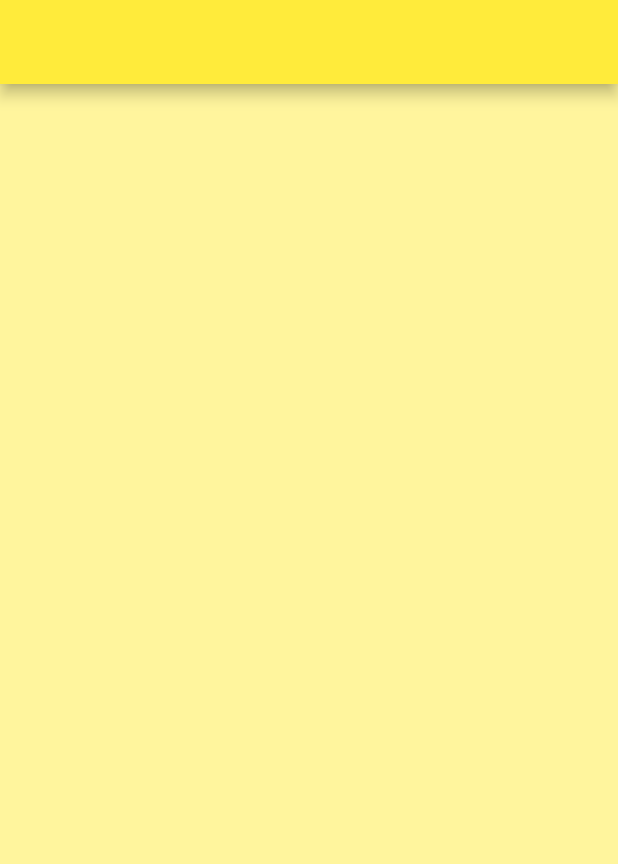
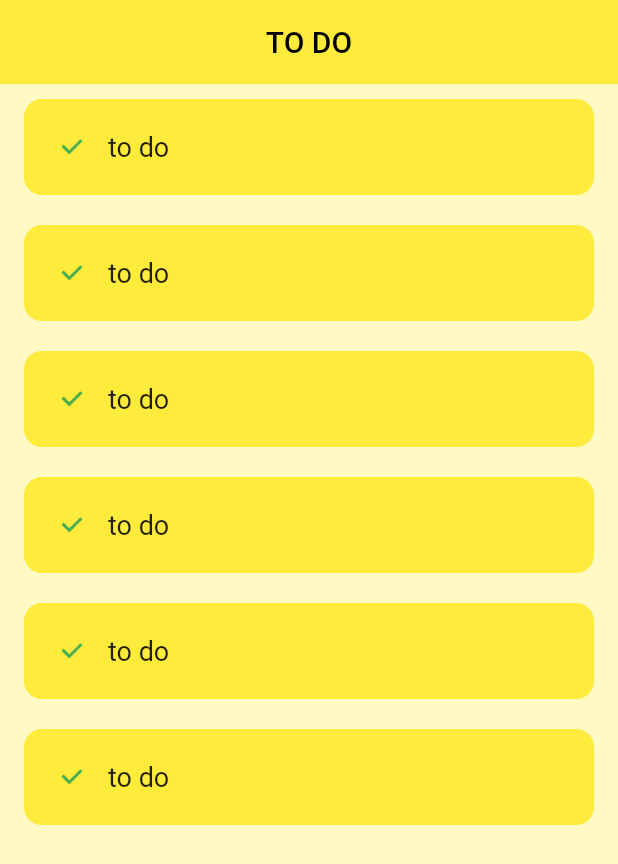
Before and after one commit to Hishamk99/todo-local-database, a Flutter app: the screen it shows after launch, on a phone screen of 412 x 824 dp. Shown: the top 864 px of the screen. Run offline on Flutter 3.47's test engine with Material 3 defaults, Android fonts, the phone set to English and light mode, and no system bars.

Commit message:
create todo item

```diff
--- a/lib/screens/home_page.dart
+++ b/lib/screens/home_page.dart
@@ -1,4 +1,5 @@
 import 'package:flutter/material.dart';
+import 'package:todo_with_hive_app/widgets/todo_item.dart';
 
 class HomePage extends StatelessWidget {
   const HomePage({super.key});
@@ -7,8 +8,18 @@ class HomePage extends StatelessWidget {
   Widget build(BuildContext context) {
     return SafeArea(
       child: Scaffold(
-        backgroundColor: Colors.yellow.shade200,
-        appBar: AppBar(),
+        backgroundColor: Colors.yellow.shade100,
+        appBar: AppBar(
+          centerTitle: true,
+          title: const Text('TO DO'),
+          elevation: 0,
+        ),
+        body: ListView.builder(
+          itemCount: 6,
+          itemBuilder: (context, index) {
+            return const TodoItem();
+          },
+        ),
       ),
     );
   }
--- /dev/null
+++ b/lib/widgets/todo_item.dart
@@ -0,0 +1,36 @@
+import 'package:flutter/material.dart';
+
+class TodoItem extends StatelessWidget {
+  const TodoItem({
+    super.key,
+  });
+
+  @override
+  Widget build(BuildContext context) {
+    return Padding(
+      padding: const EdgeInsets.symmetric(horizontal: 16, vertical: 10),
+      child: Container(
+        padding: const EdgeInsets.all(8),
+        decoration: BoxDecoration(
+          color: Colors.yellow,
+          borderRadius: BorderRadius.circular(12),
+        ),
+        child: Row(
+          children: [
+            Checkbox(
+              value: true,
+              onChanged: (val) {},
+              checkColor: Colors.green,
+            ),
+            const Text(
+              'to do',
+              style: TextStyle(
+                fontSize: 18,
+              ),
+            ),
+          ],
+        ),
+      ),
+    );
+  }
+}
```
